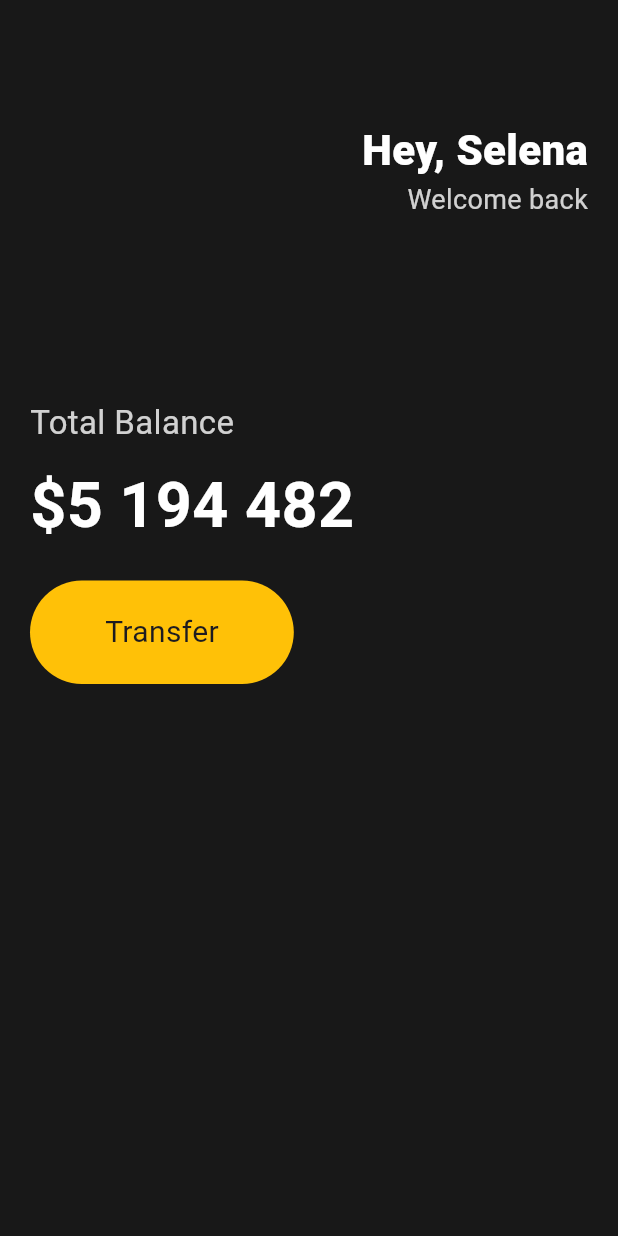
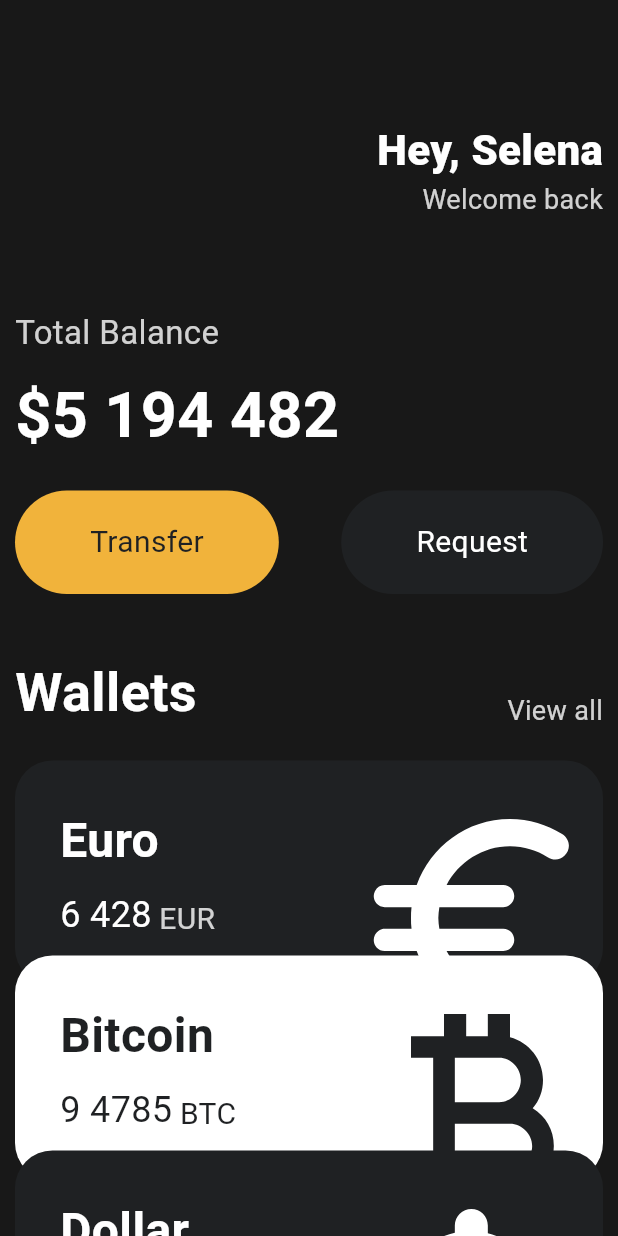
Before and after one commit to nakusha/toonflix, a Flutter app: the screen it shows after launch, on a phone screen of 412 x 824 dp. Run offline on Flutter 3.47's test engine with Material 3 defaults, Android fonts, the phone set to English and light mode, and no system bars.

Commit message:
기본 UI연습

```diff
--- a/lib/main.dart
+++ b/lib/main.dart
@@ -1,4 +1,6 @@
 import 'package:flutter/material.dart';
+import 'package:toonflix/widgets/button.dart';
+import 'package:toonflix/widgets/currency_card.dart';
 
 void main() {
   runApp(const App());
@@ -12,8 +14,9 @@ class App extends StatelessWidget {
     return MaterialApp(
       home: Scaffold(
           backgroundColor: const Color(0xFF181818),
-          body: Padding(
-            padding: const EdgeInsets.symmetric(horizontal: 20),
+          body: SingleChildScrollView(
+            child: Padding(
+              padding: const EdgeInsets.symmetric(horizontal: 10),
               child: Column(
                 crossAxisAlignment: CrossAxisAlignment.start,
                 children: [
@@ -46,7 +49,7 @@ class App extends StatelessWidget {
                     ],
                   ),
                   const SizedBox(
-                  height: 120,
+                    height: 60,
                   ),
                   Text(
                     'Total Balance',
@@ -67,27 +70,74 @@ class App extends StatelessWidget {
                   const SizedBox(
                     height: 20,
                   ),
+                  const Row(
+                    mainAxisAlignment: MainAxisAlignment.spaceBetween,
+                    children: [
+                      Button(
+                        text: 'Transfer',
+                        textColor: Color(0xFF1f2123),
+                        bgColor: Color(0xFFf1b33b),
+                      ),
+                      Button(
+                        text: 'Request',
+                        textColor: Colors.white,
+                        bgColor: Color(0xFF1f2123),
+                      ),
+                    ],
+                  ),
+                  const SizedBox(
+                    height: 40,
+                  ),
                   Row(
                     mainAxisAlignment: MainAxisAlignment.spaceBetween,
+                    crossAxisAlignment: CrossAxisAlignment.end,
                     children: [
-                    Container(
-                      decoration: BoxDecoration(
-                          color: Colors.amber,
-                          borderRadius: BorderRadius.circular(45)),
-                      child: const Padding(
-                        padding:
-                            EdgeInsets.symmetric(vertical: 20, horizontal: 50),
-                        child: Text(
-                          'Transfer',
+                      const Text(
+                        'Wallets',
                         style: TextStyle(
-                            fontSize: 20,
+                          color: Colors.white,
+                          fontWeight: FontWeight.w600,
+                          fontSize: 36,
                         ),
                       ),
+                      Text(
+                        'View all',
+                        style: TextStyle(
+                          color: Colors.white.withOpacity(0.8),
+                          fontSize: 18,
                         ),
                       )
                     ],
-                )
+                  ),
+                  const SizedBox(
+                    height: 20,
+                  ),
+                  const CurrencyCard(
+                    name: 'Euro',
+                    code: 'EUR',
+                    amount: '6 428',
+                    icon: Icons.euro_rounded,
+                    isInverted: false,
+                    order: 0,
+                  ),
+                  const CurrencyCard(
+                    name: 'Bitcoin',
+                    code: 'BTC',
+                    amount: '9 4785',
+                    icon: Icons.currency_bitcoin,
+                    isInverted: true,
+                    order: 1,
+                  ),
+                  const CurrencyCard(
+                    name: 'Dollar',
+                    code: 'USD',
+                    amount: '55 622',
+                    icon: Icons.attach_money_rounded,
+                    isInverted: false,
+                    order: 2,
+                  ),
                 ],
+              ),
             ),
           )),
     );
--- /dev/null
+++ b/lib/widgets/button.dart
@@ -0,0 +1,32 @@
+import 'package:flutter/material.dart';
+
+class Button extends StatelessWidget {
+  final String text;
+  final Color bgColor;
+  final Color textColor;
+
+  const Button({
+    super.key,
+    required this.text,
+    required this.bgColor,
+    required this.textColor,
+  });
+
+  @override
+  Widget build(BuildContext context) {
+    return Container(
+      decoration: BoxDecoration(
+          color: bgColor, borderRadius: BorderRadius.circular(45)),
+      child: Padding(
+        padding: const EdgeInsets.symmetric(vertical: 20, horizontal: 50),
+        child: Text(
+          text,
+          style: TextStyle(
+            fontSize: 20,
+            color: textColor,
+          ),
+        ),
+      ),
+    );
+  }
+}
--- /dev/null
+++ b/lib/widgets/currency_card.dart
@@ -0,0 +1,92 @@
+import 'package:flutter/material.dart';
+
+class CurrencyCard extends StatelessWidget {
+  final String name, code, amount;
+  final IconData icon;
+  final bool isInverted;
+  final double order;
+
+  const CurrencyCard(
+      {super.key,
+      required this.name,
+      required this.code,
+      required this.amount,
+      required this.icon,
+      required this.isInverted,
+      required this.order});
+
+  final _blackColor = const Color(0xFF1f2123);
+
+  @override
+  Widget build(BuildContext context) {
+    return Transform.translate(
+      offset: Offset(0, -20 * order),
+      child: Container(
+        clipBehavior: Clip.hardEdge,
+        decoration: BoxDecoration(
+          color: isInverted ? Colors.white : _blackColor,
+          borderRadius: BorderRadius.circular(25),
+        ),
+        child: Padding(
+          padding: const EdgeInsets.all(30),
+          child: Row(
+            mainAxisAlignment: MainAxisAlignment.spaceBetween,
+            children: [
+              Column(
+                crossAxisAlignment: CrossAxisAlignment.start,
+                children: [
+                  Text(
+                    name,
+                    style: TextStyle(
+                      color: isInverted ? _blackColor : Colors.white,
+                      fontSize: 32,
+                      fontWeight: FontWeight.w600,
+                    ),
+                  ),
+                  const SizedBox(
+                    height: 10,
+                  ),
+                  Row(
+                    crossAxisAlignment: CrossAxisAlignment.end,
+                    children: [
+                      Text(
+                        amount,
+                        style: TextStyle(
+                          color: isInverted ? _blackColor : Colors.white,
+                          fontSize: 24,
+                        ),
+                      ),
+                      const SizedBox(
+                        width: 5,
+                      ),
+                      Text(
+                        code,
+                        style: TextStyle(
+                          color: isInverted
+                              ? _blackColor
+                              : Colors.white.withOpacity(0.8),
+                          fontSize: 20,
+                        ),
+                      ),
+                    ],
+                  )
+                ],
+              ),
+              Transform.scale(
+                scale: 2,
+                child: Transform.translate(
+                  offset: const Offset(-5, 15),
+                  child: Icon(
+                    icon,
+                    color: isInverted ? _blackColor : Colors.white,
+                    size: 88,
+                  ),
+                ),
+              )
+            ],
+          ),
+        ),
+      ),
+    );
+  }
+}
```
Lines whose indentation alone changed are shown as unchanged.
